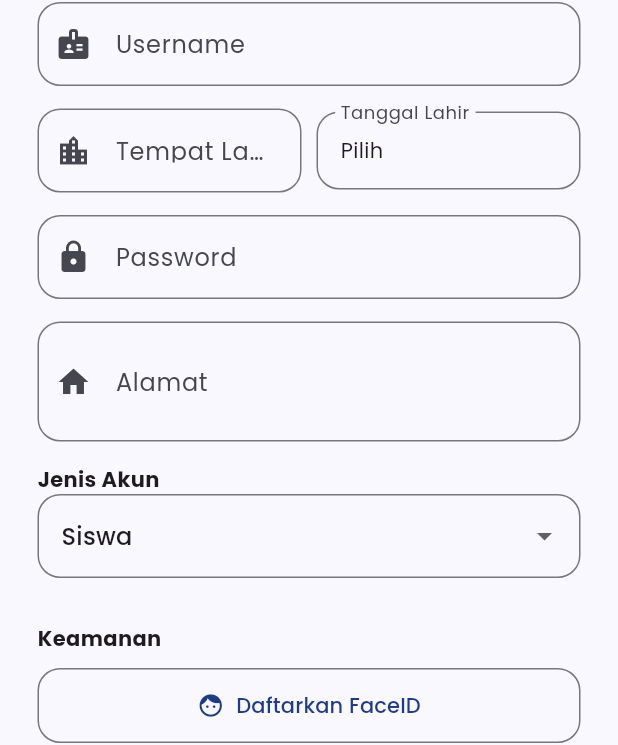
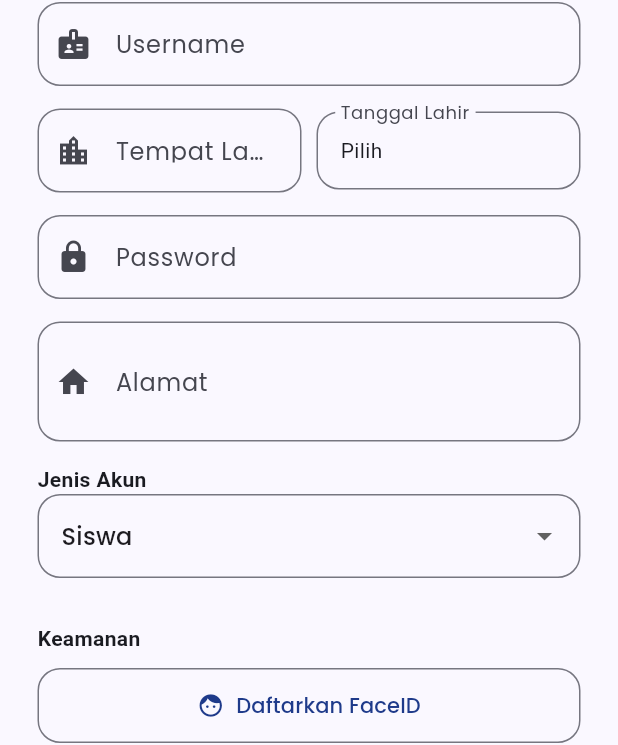
Before and after one commit to Danielwidia/Absen, a Flutter app: the screen it shows after launch, after a tap on "Daftar Sekarang", on a phone screen of 412 x 824 dp. Shown: the part 226-971 px from the top of the screen. Run offline on Flutter 3.47's test engine with Material 3 defaults, Android fonts, the phone set to English and light mode, and no system bars; our stand-ins replace geolocator, google_fonts, local_auth, shared_preferences; accounts and stored records are empty.

Commit message:
Add files via upload

```diff
--- a/lib/main.dart
+++ b/lib/main.dart
@@ -2,22 +2,27 @@ import 'package:flutter/material.dart';
 import 'package:google_fonts/google_fonts.dart';
 import 'package:managemant_sekolah/screens/login_screen.dart';
 import 'package:provider/provider.dart';
-import 'package:supabase_flutter/supabase_flutter.dart';
+import 'package:shared_preferences/shared_preferences.dart';
 import 'providers/auth_provider.dart';
 
 void main() async {
+  // 1. Pastikan Binding diinisialisasi
   WidgetsFlutterBinding.ensureInitialized();
 
-  // Initialize Supabase
-  // await Supabase.initialize(
-  //   url: 'https://yakhhfclrtlnecsotjsn.supabase.co',
-  //   anonKey: 'eyJhbGciOiJIUzI1NiIsInR5cCI6IkpXVCJ9.eyJpc3MiOiJzdXBhYmFzZSIsInJlZiI6Inlha2hoZmNscnRsbmVjc290anNuIiwicm9sZSI6ImFub24iLCJpYXQiOjE3NzkxNjMwMDYsImV4cCI6MjA5NDczOTAwNn0.Bm2LvepavgTmCQIce1XJPaTCq6PLX2m2HmdYbvBgLqY',
-  // );
+  SharedPreferences? prefs;
+  try {
+    // 2. Coba ambil instance SharedPreferences
+    prefs = await SharedPreferences.getInstance();
+  } catch (e) {
+    debugPrint("Gagal memuat SharedPreferences: $e");
+    // Lanjutkan aplikasi meskipun prefs gagal (opsional)
+  }
 
   runApp(
     MultiProvider(
       providers: [
-        ChangeNotifierProvider(create: (_) => AuthProvider()),
+        // Inject prefs (bisa null jika gagal)
+        ChangeNotifierProvider(create: (_) => AuthProvider(prefs: prefs)),
       ],
       child: const MyApp(),
     ),
@@ -34,12 +39,15 @@ class MyApp extends StatelessWidget {
       debugShowCheckedModeBanner: false,
       theme: ThemeData(
         colorScheme: ColorScheme.fromSeed(
-          seedColor: const Color(0xFF1E3A8A), // Deep Blue
+          seedColor: const Color(0xFF1E3A8A),
           primary: const Color(0xFF1E3A8A),
-          secondary: const Color(0xFFD4AF37), // Gold
+          secondary: const Color(0xFFD4AF37),
         ),
         useMaterial3: true,
-        textTheme: GoogleFonts.poppinsTextTheme(Theme.of(context).textTheme),
+        // Gunakan fallback jika Google Fonts gagal dimuat (masalah koneksi/CORS)
+        textTheme: GoogleFonts.poppinsTextTheme(Theme.of(context).textTheme).copyWith(
+          bodyMedium: const TextStyle(fontFamily: 'sans-serif'),
+        ),
       ),
       home: const LoginScreen(),
     );
--- a/lib/providers/auth_provider.dart
+++ b/lib/providers/auth_provider.dart
@@ -3,39 +3,34 @@ import 'package:shared_preferences/shared_preferences.dart';
 import '../models/user_model.dart';
 
 class AuthProvider with ChangeNotifier {
+  final SharedPreferences? prefs;
   UserModel? _user;
   bool _rememberMe = false;
 
   UserModel? get user => _user;
   bool get rememberMe => _rememberMe;
 
-  AuthProvider() {
+  AuthProvider({this.prefs}) {
     _loadRememberMe();
   }
 
-  Future<void> _loadRememberMe() async {
-    final prefs = await SharedPreferences.getInstance();
-    _rememberMe = prefs.getBool('remember_me') ?? false;
-    notifyListeners();
+  void _loadRememberMe() {
+    if (prefs != null) {
+      _rememberMe = prefs!.getBool('remember_me') ?? false;
+      notifyListeners();
+    }
   }
 
   Future<void> setRememberMe(bool value) async {
     _rememberMe = value;
-    final prefs = await SharedPreferences.getInstance();
-    await prefs.setBool('remember_me', value);
+    if (prefs != null) {
+      await prefs!.setBool('remember_me', value);
+    }
     notifyListeners();
   }
 
-  Future<bool> register(UserModel newUser, String password) async {
-    // In a real app, save to Supabase
-    // For now, simulate success
-    _user = newUser;
-    notifyListeners();
-    return true;
-  }
-
   Future<bool> login(String username, String password) async {
-    // Default Admin
+    // Simulasi Login
     if (username == 'ADM' && password == 'admin321') {
       _user = UserModel(
         id: 'admin_1',
@@ -48,10 +43,9 @@ class AuthProvider with ChangeNotifier {
       return true;
     }
 
-    // Mock logic for demo
     if (username.isNotEmpty && password.length >= 6) {
       _user = UserModel(
-        id: 'user_${DateTime.now().millisecondsSinceEpoch}',
+        id: 'user_123',
         username: username,
         fullName: 'User $username',
         role: UserRole.student,
@@ -60,7 +54,6 @@ class AuthProvider with ChangeNotifier {
       notifyListeners();
       return true;
     }
-
     return false;
   }
 
```
Also changed, not shown: lib/services/biometric_service.dart (+16 -17 lines), lib/models/user_model.dart (line endings or trailing spaces), lib/screens/attendance_screen.dart (line endings or trailing spaces), lib/screens/login_screen.dart (line endings or trailing spaces), lib/screens/register_screen.dart (line endings or trailing spaces), lib/services/attendance_service.dart (line endings or trailing spaces), lib/services/location_service.dart (line endings or trailing spaces).
